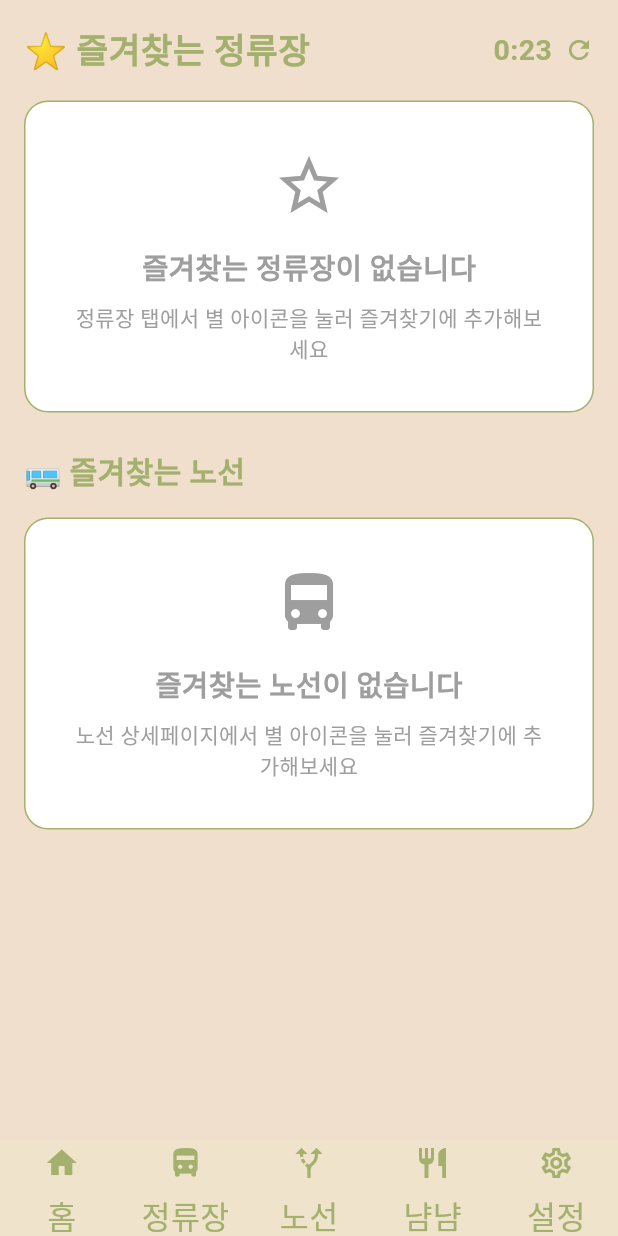
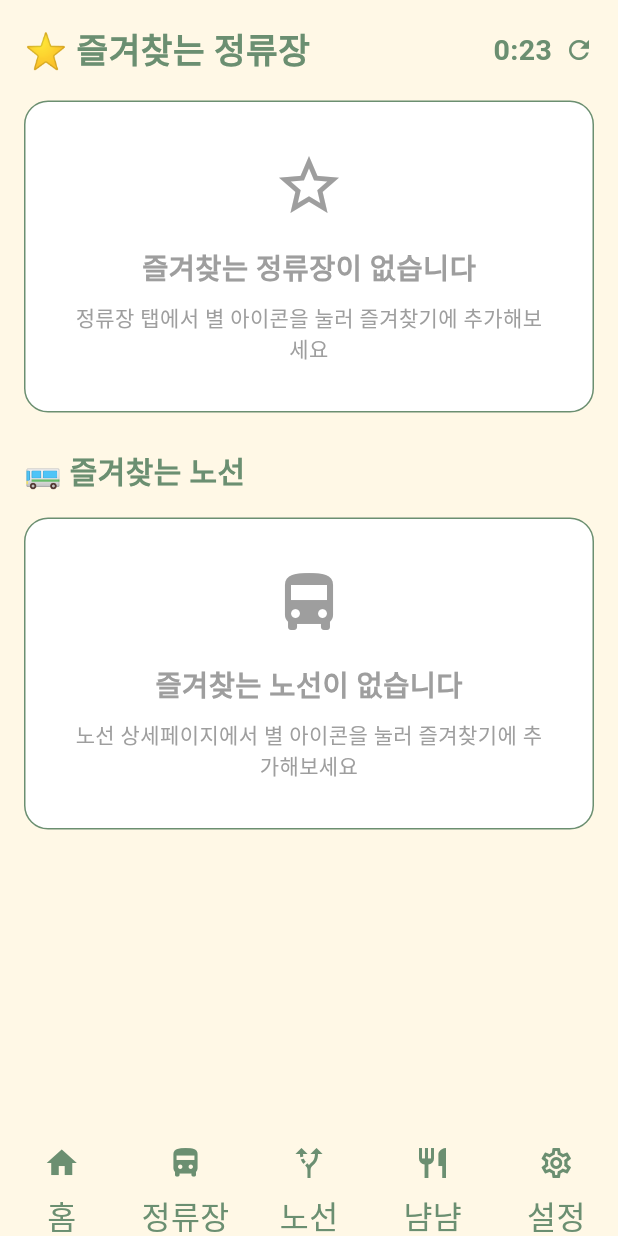
Before and after one commit to syrear87/rw_busanbusnyamyam, a Flutter app: the screen it shows after launch, on a phone screen of 412 x 824 dp. Run offline on Flutter 3.47's test engine with Material 3 defaults, Android fonts, the phone set to English and light mode, and no system bars; our stand-ins replace dio, flutter_hooks, flutter_riverpod, geolocator, go_router, google_maps_flutter and 5 more; Roboto replaces fonts that are missing (Dongle).

Commit message:
새로운 색상 팔레트 적용 및 UI 일관성 개선
- AppColors 클래스에 아이보리+세이지 톤 색상 팔레트 추가
- AppTheme 클래스에서 새로운 색상 팔레트 적용
- 홈 탭, 정류장 탭, 노선 탭, 냠냠탭 배경색 통일
- 카드뷰 배경색을 흰색으로 통일
- 테두리 색상을 테마 색상으로 통일
- 정류장 탭 지도 SafeArea 수정으로 상단 영역 확장

```diff
--- a/lib/core/theme/app_colors.dart
+++ b/lib/core/theme/app_colors.dart
@@ -1,8 +1,35 @@
 import 'package:flutter/material.dart';
 
 class AppColors {
-  static const background = Color(0xFFf0e3cc);
-  static const accent = Color(0xFFa4b06d); // border, divider, icons, labels
-  static const text = Color(0xFF2B2B2B); // 본문 기본(필요시)
-  static const card = Colors.white;
+  // === 기본 색상 팔레트 ===
+  // 배경 색상
+  static const ivoryBase = Color(0xFFFFF8E6); // 스크린 배경색
+  static const ivorySurface = Color(0xFFFFFBF2); // 리스트/카드 배경색
+  static const ivoryOverlay = Color(0xFFFFFEF8); // 모달/시트 배경색
+
+  // 메인 색상
+  static const primarySage = Color(0xFF6B8F71); // 메인 버튼/포커스 색상
+  static const primarySageHover = Color(0xFF5F7F65); // 버튼 호버 상태
+  static const primaryContainer = Color(0xFFA7C4A0); // 하이라이트 배경
+  static const onPrimary = Color(0xFFFFFFFF); // 버튼 텍스트 색상
+
+  // 구분선/테두리 색상
+  static const borderSage = Color(0xFF9FB3A3); // 보더/구분선 색상
+  static const divider = Color(0xFFE6ECE4); // Divider 색상
+
+  // 텍스트 색상
+  static const textStrong = Color(0xFF1F2A24); // 강조 텍스트
+  static const textBody = Color(0xFF2C3A32); // 본문 텍스트
+  static const textMuted = Color(0xFF6D7B72); // 보조 텍스트
+
+  // 상태 색상
+  static const success = Color(0xFF43936C); // 성공 상태
+  static const warning = Color(0xFFF59E0B); // 경고 상태
+  static const error = Color(0xFFDC2626); // 에러 상태
+
+  // === 기존 호환성을 위한 별칭 ===
+  static const background = ivoryBase;
+  static const accent = primarySage;
+  static const text = textBody;
+  static const card = ivorySurface;
 }
--- a/lib/core/theme/app_theme.dart
+++ b/lib/core/theme/app_theme.dart
@@ -6,8 +6,8 @@ class AppTheme {
     return ThemeData(
       useMaterial3: true,
       brightness: Brightness.light,
-      scaffoldBackgroundColor: AppColors.background,
-      primaryColor: AppColors.accent,
+      scaffoldBackgroundColor: AppColors.ivoryBase,
+      primaryColor: AppColors.primarySage,
       fontFamily: 'Dongle',
       textTheme: const TextTheme(
         displayLarge: TextStyle(fontFamily: 'Dongle'),
@@ -27,39 +27,40 @@ class AppTheme {
         labelSmall: TextStyle(fontFamily: 'Dongle'),
       ),
       appBarTheme: const AppBarTheme(
-        backgroundColor: Colors.white,
+        backgroundColor: AppColors.ivoryBase,
         elevation: 0,
         scrolledUnderElevation: 0,
-        foregroundColor: AppColors.accent,
+        foregroundColor: AppColors.primarySage,
         titleTextStyle: TextStyle(
           fontFamily: 'Dongle',
           fontSize: 31,
-          color: AppColors.accent,
+          color: AppColors.primarySage,
         ),
       ),
-      iconTheme: const IconThemeData(color: AppColors.accent),
+      iconTheme: const IconThemeData(color: AppColors.primarySage),
       dividerTheme: const DividerThemeData(
-        color: AppColors.accent,
+        color: AppColors.divider,
         thickness: 1,
         space: 1,
       ),
       cardTheme: CardThemeData(
-        color: AppColors.card,
+        color: AppColors.ivorySurface,
         elevation: 0,
         shape: RoundedRectangleBorder(
           borderRadius: BorderRadius.circular(16),
-          side: const BorderSide(color: AppColors.accent, width: 1),
+          side: const BorderSide(color: AppColors.borderSage, width: 0.5),
         ),
         margin: const EdgeInsets.all(12),
+        shadowColor: const Color(0x14000000), // 반투명 검정
       ),
       chipTheme: const ChipThemeData(
-        side: BorderSide(color: AppColors.accent, width: 1),
-        selectedColor: AppColors.accent,
-        backgroundColor: Colors.white,
-        labelStyle: TextStyle(fontFamily: 'Dongle', color: AppColors.accent),
+        side: BorderSide(color: AppColors.borderSage, width: 1),
+        selectedColor: AppColors.primarySage,
+        backgroundColor: AppColors.ivorySurface,
+        labelStyle: TextStyle(fontFamily: 'Dongle', color: AppColors.textBody),
         secondaryLabelStyle: TextStyle(
           fontFamily: 'Dongle',
-          color: Colors.white,
+          color: AppColors.onPrimary,
         ),
         showCheckmark: false,
         padding: EdgeInsets.symmetric(horizontal: 12, vertical: 4),
@@ -68,31 +69,38 @@ class AppTheme {
       navigationBarTheme: const NavigationBarThemeData(
         elevation: 0,
         height: 64,
-        backgroundColor: AppColors.background,
+        backgroundColor: AppColors.ivoryBase,
         indicatorColor: Colors.transparent,
         labelTextStyle: WidgetStatePropertyAll(
           TextStyle(
             fontFamily: 'Dongle',
             fontSize: 21,
-            color: AppColors.accent,
+            color: AppColors.primarySage,
           ),
         ),
         iconTheme: WidgetStatePropertyAll(
-          IconThemeData(color: AppColors.accent),
+          IconThemeData(color: AppColors.primarySage),
         ),
         labelBehavior: NavigationDestinationLabelBehavior.alwaysShow,
       ),
       listTileTheme: const ListTileThemeData(
-        iconColor: AppColors.accent,
-        textColor: AppColors.text,
+        iconColor: AppColors.primarySage,
+        textColor: AppColors.textBody,
         contentPadding: EdgeInsets.symmetric(horizontal: 12, vertical: 8),
       ),
       colorScheme: ColorScheme.fromSeed(
-        seedColor: AppColors.accent,
+        seedColor: AppColors.primarySage,
         brightness: Brightness.light,
-        background: AppColors.background,
-        primary: AppColors.accent,
-        onPrimary: Colors.white,
+        background: AppColors.ivoryBase,
+        surface: AppColors.ivorySurface,
+        primary: AppColors.primarySage,
+        onPrimary: AppColors.onPrimary,
+        secondary: AppColors.primaryContainer,
+        onSecondary: AppColors.textBody,
+        error: AppColors.error,
+        onError: AppColors.onPrimary,
+        onBackground: AppColors.textBody,
+        onSurface: AppColors.textBody,
       ),
     );
   }
--- a/lib/features/home/presentation/home_screen.dart
+++ b/lib/features/home/presentation/home_screen.dart
@@ -92,7 +92,7 @@ class _HomeScreenState extends ConsumerState<HomeScreen>
   @override
   Widget build(BuildContext context) {
     return Scaffold(
-      backgroundColor: const Color(0xFFF0DFCC), // 테마 배경색
+      backgroundColor: AppColors.ivoryBase, // 스크린 배경색
       body: SafeArea(
         child: SingleChildScrollView(
           padding: const EdgeInsets.all(16),
--- a/lib/features/routes/presentation/route_detail_screen.dart
+++ b/lib/features/routes/presentation/route_detail_screen.dart
@@ -238,7 +238,7 @@ class _RouteDetailScreenState extends ConsumerState<RouteDetailScreen>
     final bustype = extra?['bustype'] as String? ?? '';
 
     return Scaffold(
-      backgroundColor: const Color(0xFFF0DFCC),
+      backgroundColor: AppColors.ivoryBase,
       appBar: AppBar(
         leading: IconButton(
           onPressed: () => context.go('/routes'),
@@ -255,7 +255,7 @@ class _RouteDetailScreenState extends ConsumerState<RouteDetailScreen>
             fontWeight: FontWeight.bold,
           ),
         ),
-        backgroundColor: const Color(0xFFF0DFCC),
+        backgroundColor: AppColors.ivoryBase,
         elevation: 0,
         foregroundColor: AppColors.accent,
         actions: [
--- a/lib/features/routes/presentation/routes_screen.dart
+++ b/lib/features/routes/presentation/routes_screen.dart
@@ -97,6 +97,7 @@ class _RoutesScreenState extends ConsumerState<RoutesScreen> {
   @override
   Widget build(BuildContext context) {
     return Scaffold(
+      backgroundColor: AppColors.ivoryBase,
       body: SafeArea(
         child: GestureDetector(
           onTap: () {
@@ -121,7 +122,7 @@ class _RoutesScreenState extends ConsumerState<RoutesScreen> {
                   ),
                   border: OutlineInputBorder(
                     borderRadius: BorderRadius.circular(12),
-                    borderSide: BorderSide(color: AppColors.accent),
+                    borderSide: BorderSide(color: AppColors.borderSage),
                   ),
                   focusedBorder: OutlineInputBorder(
                     borderRadius: BorderRadius.circular(12),
@@ -129,7 +130,7 @@ class _RoutesScreenState extends ConsumerState<RoutesScreen> {
                   ),
                   prefixIcon: Icon(Icons.search, color: AppColors.accent),
                   filled: true,
-                  fillColor: Colors.grey[50],
+                  fillColor: Colors.white,
                 ),
                 style: const TextStyle(
                   fontFamily: 'Dongle',
@@ -186,6 +187,7 @@ class _RoutesScreenState extends ConsumerState<RoutesScreen> {
                               return Card(
                                 margin: const EdgeInsets.only(bottom: 8),
                                 elevation: 2,
+                                color: Colors.white,
                                 shape: RoundedRectangleBorder(
                                   borderRadius: BorderRadius.circular(12),
                                   side: BorderSide(color: AppColors.accent.withOpacity(0.3)),
```
Also changed, not shown: lib/features/nyamnyam/presentation/nyam_map_screen.dart (+22 -21 lines), lib/features/nyamnyam/presentation/nyam_map_with_list.dart (+49 -45 lines), lib/features/stops/presentation/stops_screen.dart (+9 -5 lines).
